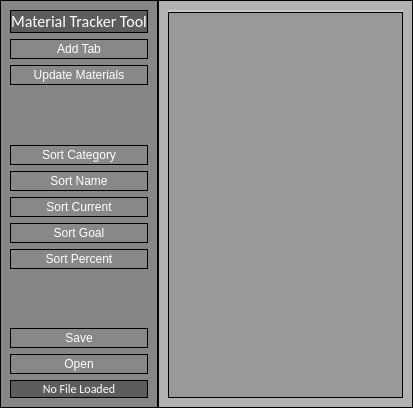
Before: the Qt Designer form Forms/MaterialTracker.ui in Michael-R-R/GW2_Tool_Hub, drawn with Qt 5.
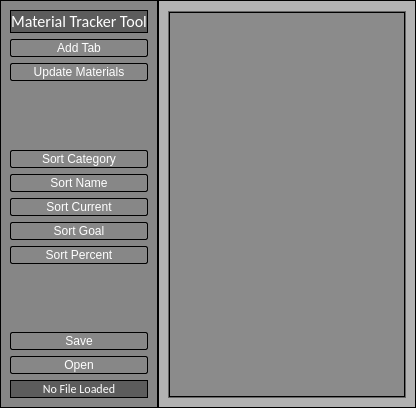
After: the same form once the commit is applied.

Patch:
```diff
--- a/Forms/MaterialTracker.ui
+++ b/Forms/MaterialTracker.ui
@@ -6,7 +6,7 @@
    <rect>
     <x>0</x>
     <y>0</y>
-    <width>413</width>
+    <width>416</width>
     <height>408</height>
    </rect>
   </property>
@@ -40,12 +40,29 @@
 
 QPushButton
 {
-	background-color: rgb(136, 136, 136);
+	background-color: rgba(136, 136, 136, 30%);
 	color: white;
+	min-width: 80px;
+	border-style: solid;
+	border-width: 1px;
+	border-radius: 2px;
+	border-color: black;
+	padding: 1px;
+}
+
+QPushButton::flat
+{
+	background-color: transparent;
+	border: none;
+	color: #fff;
+}
+
+QPushButton::hover
+{
+	background-color: rgba(0, 39, 255, 20%);
 	border: 1px solid black;
-	padding: 2px;
-}
 
+}
 
 QPushButton:pressed 
 {
@@ -212,59 +229,49 @@
     border: 1px solid black;
 }
 
-QTabWidget::pane { /* The tab widget frame */
-    border-top: 2px solid #C2C7CB;
+QTabBar::tab 
+{
+    background-color: qlineargradient(spread:repeat, x1:1, y1:0, x2:1, y2:1,   			stop:0 rgba(84, 84, 84, 255),stop:1 rgba(59, 59, 59, 255));
+	color: #ffffff;
+	border-style: solid;
+	border-radius: 2px;
+	border-width: 1px;
+	border-color: black;
+	border-bottom: none;
+	padding: 5px;
+	padding-left: 15px;
+	padding-right: 15px;
 }
 
-QTabWidget::tab-bar {
-    left: 5px; /* move to the right by 5px */
+QTabWidget::pane 
+{
+	background-color: rgba(0,0,0, 20%);
+	border: 1px solid #666;
+	top: 1px;
 }
 
-QTabBar::tab {
-    background: qlineargradient(x1: 0, y1: 0, x2: 0, y2: 1,
-                                stop: 0 #E1E1E1, stop: 0.4 #DDDDDD,
-                                stop: 0.5 #D8D8D8, stop: 1.0 #D3D3D3);
-    border: 2px solid #C4C4C3;
-    border-bottom-color: #C2C7CB; /* same as the pane color */
-    border-top-left-radius: 4px;
-    border-top-right-radius: 4px;
-    min-width: 8ex;
-    padding: 2px;
+QTabBar::tab:last
+{
+	margin-right: 0; 
 }
 
-QTabBar::tab:selected, QTabBar::tab:hover {
-    background: qlineargradient(x1: 0, y1: 0, x2: 0, y2: 1,
-                                stop: 0 #fafafa, stop: 0.4 #f4f4f4,
-                                stop: 0.5 #e7e7e7, stop: 1.0 #fafafa);
+QTabBar::tab:!selected
+{
+	color: #b1b1b1;
+	border-bottom-style: solid;
+	background-color: rgb(32, 32, 32);
 }
 
-QTabBar::tab:selected {
-    border-color: #9B9B9B;
-    border-bottom-color: #C2C7CB; /* same as pane color */
+QTabBar::tab:selected
+{
+	margin-bottom: 0px;
 }
 
-QTabBar::tab:!selected {
-    margin-top: 2px; /* make non-selected tabs look smaller */
+QTabBar::tab:!selected:hover
+{
+	border-top-color: rgba(0, 39, 255, 20%);
 }
 
-/* make use of negative margins for overlapping tabs */
-QTabBar::tab:selected {
-    /* expand/overlap to the left and right by 4px */
-    margin-left: -4px;
-    margin-right: -4px;
-}
-
-QTabBar::tab:first:selected {
-    margin-left: 0; /* the first selected tab has nothing to overlap with on the left */
-}
-
-QTabBar::tab:last:selected {
-    margin-right: 0; /* the last selected tab has nothing to overlap with on the right */
-}
-
-QTabBar::tab:only-one {
-    margin: 0; /* if there is only one tab, we don't want overlapping margins */
-}
 
  </string>
      </property>
```
